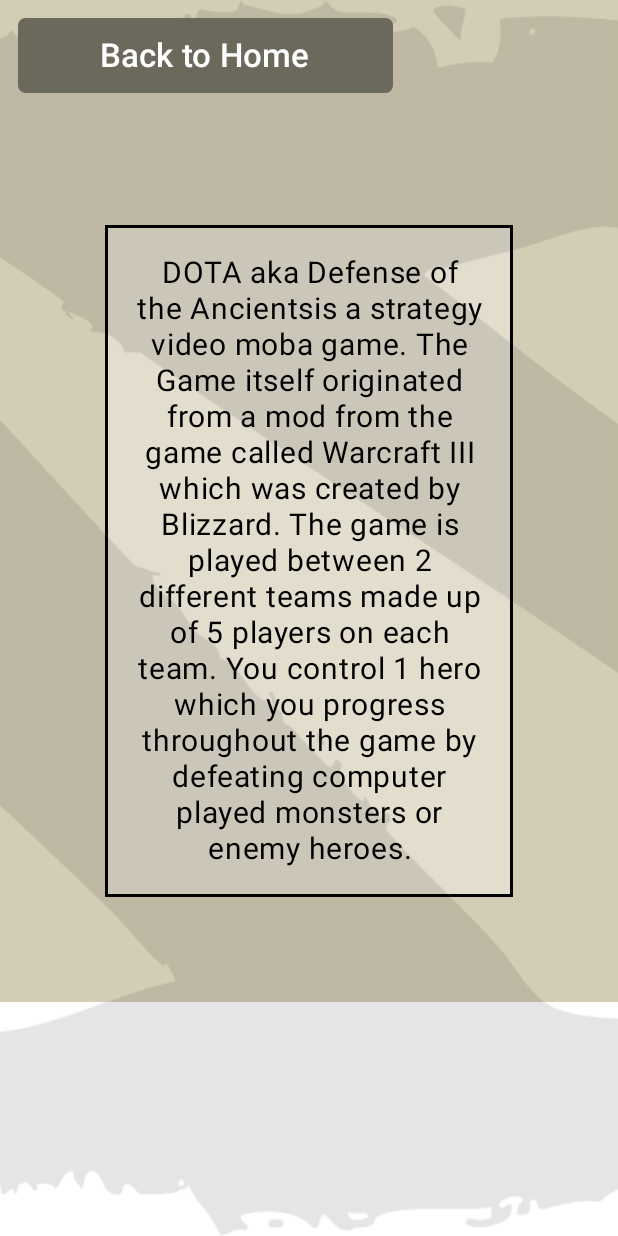
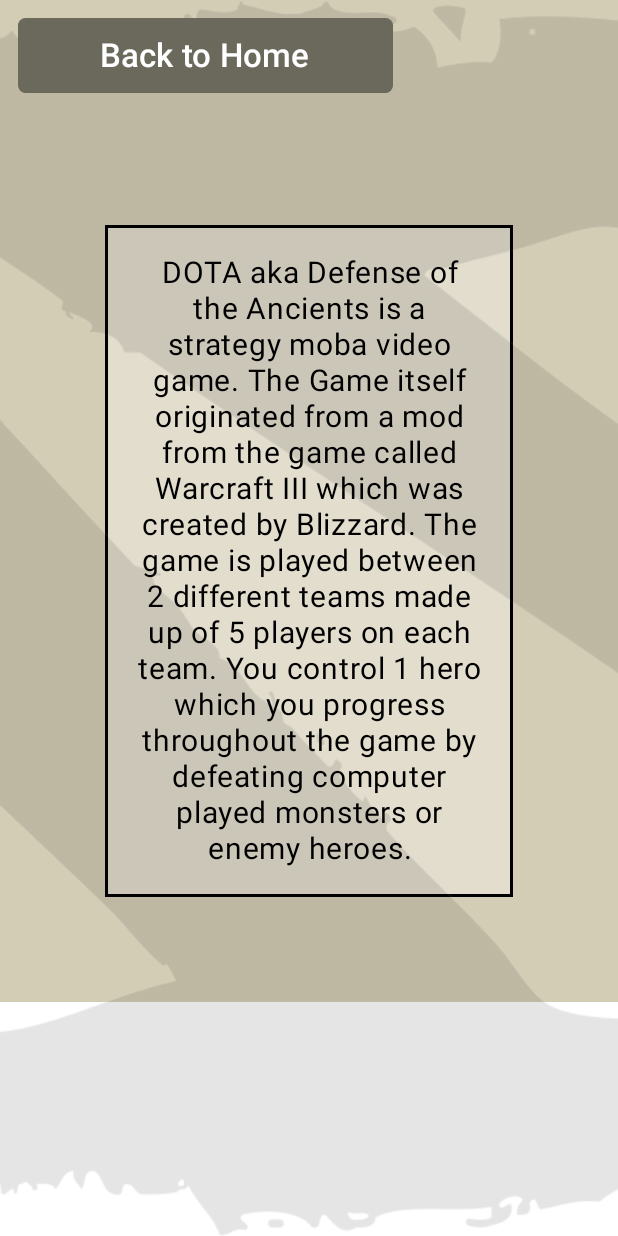
Before and after one commit to MichihideS/sti_android-utveckling_laboration_02, an Android app built with Jetpack Compose: the composable AboutScreen shown on its own in the app's theme, on a phone screen of 412 x 824 dp. Run offline under Robolectric (Android 15) with nearby library versions, the phone set to English and light mode, and no system bars; libraries missing offline, so code that uses them is left out: com.ramcosta.composedestinations; 1 statement that could not run was skipped.

Commit message:
spelling error fix

```diff
--- a/app/src/main/res/values/strings.xml
+++ b/app/src/main/res/values/strings.xml
@@ -8,7 +8,7 @@
     <string name="log_in">Log In</string>
     <string name="error_login">Wrong Credentials, try again...</string>
     <string name="about_info">
-        DOTA aka Defense of the Ancientsis a strategy video moba game.
+        DOTA aka Defense of the Ancients is a strategy moba video game.
         The Game itself originated from a mod from the game called Warcraft III which was created
         by Blizzard. The game is played between 2 different teams made up of 5 players on each
         team. You control 1 hero which you progress throughout the game by defeating computer
```
